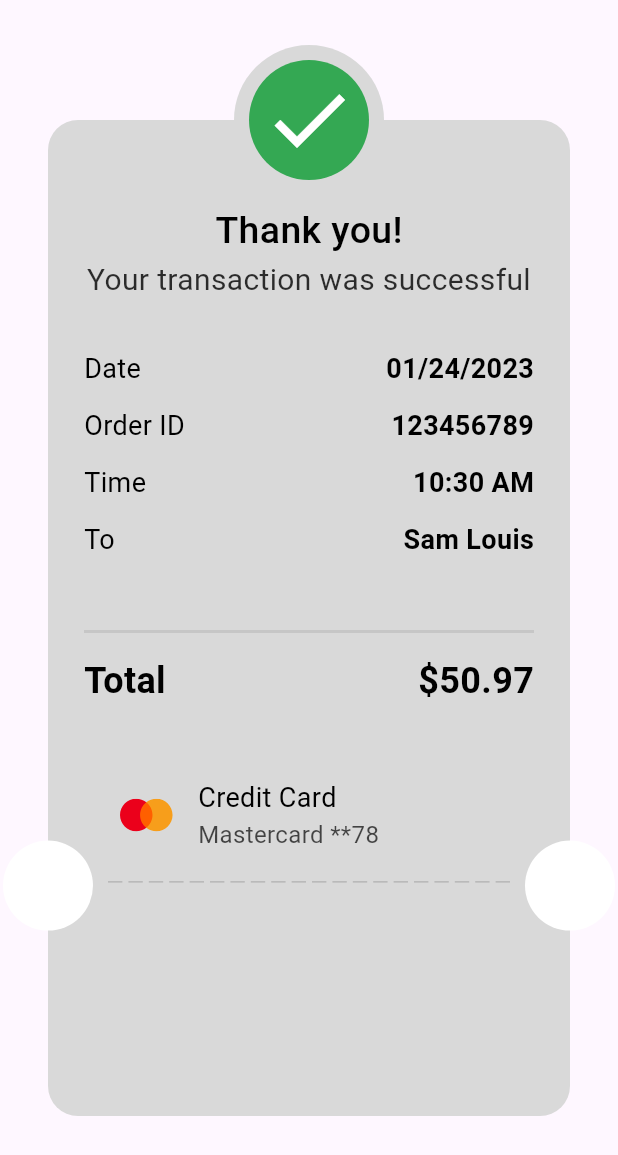
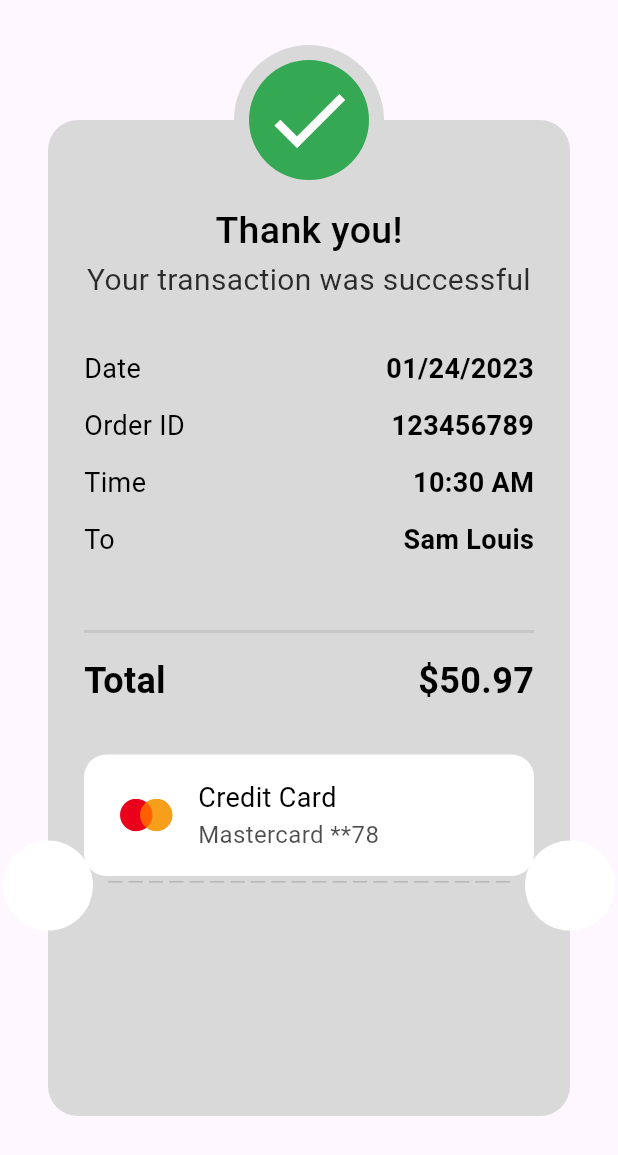
Before and after one commit to MahmoudYasserElbanna/flutter_add_payment_tutorial, a Flutter app: the CheckOutDoneView screen opened directly, on a phone screen of 412 x 824 dp. Shown: the top 1155 px of the screen. Run offline on Flutter 3.47's test engine with Material 3 defaults, Android fonts, the phone set to English and light mode, and no system bars; our stand-ins replace flutter_credit_card, flutter_svg.

Commit message:
finish payment info

```diff
--- a/lib/features/checkout/presentation/views/widgets/custom_check_out_card.dart
+++ b/lib/features/checkout/presentation/views/widgets/custom_check_out_card.dart
@@ -51,7 +51,10 @@ class CustomCheckOutCard extends StatelessWidget {
               finalPrice: r'$50.97',
             ),
             const SizedBox(height: 32),
-            const PaymentInfo()
+            const PaymentInfo(),
+            const SizedBox(
+              height: 32,
+            )
           ],
         ),
       ),
--- a/lib/features/checkout/presentation/views/widgets/payment_info.dart
+++ b/lib/features/checkout/presentation/views/widgets/payment_info.dart
@@ -13,6 +13,7 @@ class PaymentInfo extends StatelessWidget {
       width: double.infinity,
       padding: const EdgeInsets.symmetric(horizontal: 24, vertical: 16),
       decoration: ShapeDecoration(
+        color: Colors.white,
         shape: RoundedRectangleBorder(
           borderRadius: BorderRadius.circular(15),
         ),
```
